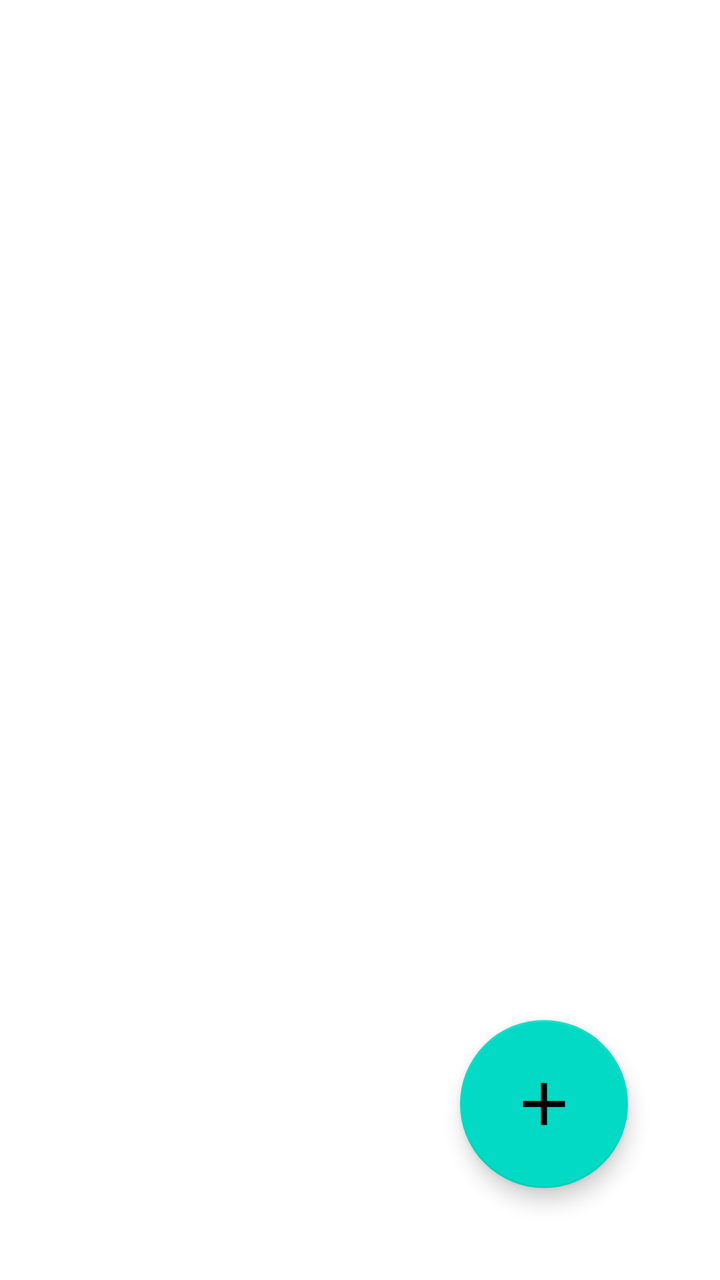
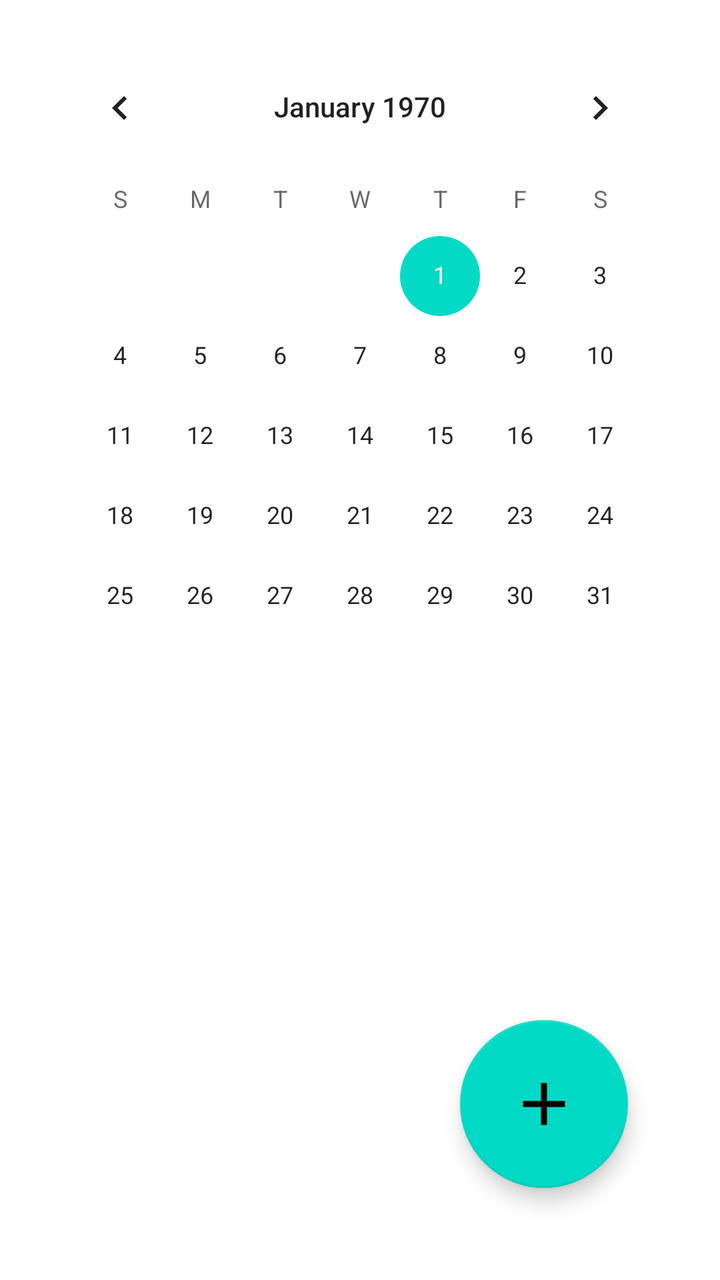

Screens rendered from an Android XML layout before and after an edit, with the pre-edit source and the edit as a unified diff.
<!-- AndroidManifest.xml: application theme Theme.TodoListHF26044p -->
<!-- res/layout/activity_main.xml -->
<?xml version="1.0" encoding="utf-8"?>
<RelativeLayout xmlns:android="http://schemas.android.com/apk/res/android"
    xmlns:app="http://schemas.android.com/apk/res-auto"
    xmlns:tools="http://schemas.android.com/tools"
    android:id="@+id/main"
    android:layout_width="match_parent"
    android:layout_height="match_parent"
    tools:context=".MainActivity"
    android:padding="20dp">

    <com.google.android.material.floatingactionbutton.FloatingActionButton
        android:id="@+id/fab"
        android:layout_margin="40dp"
        android:layout_width="wrap_content"
        android:layout_height="wrap_content"
        android:layout_alignParentBottom="true"
        android:layout_alignParentEnd="true"
        android:scaleX="1.5"
        android:scaleY="1.5"
        app:srcCompat="@drawable/baseline_add_24"
        android:contentDescription="@string/create_todo_item"/>

    <androidx.recyclerview.widget.RecyclerView
        android:id="@+id/rv_todoitemlist"
        android:layout_width="match_parent"
        android:layout_height="match_parent" />
</RelativeLayout>
<!-- resources referenced by this layout -->
<resources>
  <!-- drawable baseline_add_24 (drawable) -->
  <vector xmlns:android="http://schemas.android.com/apk/res/android" android:height="48dp" android:tint="#FFFFFF" android:viewportHeight="24" android:viewportWidth="24" android:width="48dp">
        
      <path android:fillColor="@android:color/white" android:pathData="M19,13h-6v6h-2v-6H5v-2h6V5h2v6h6v2z"/>
      
  </vector>
  <string name="create_todo_item">Create todo item</string>
  <style name="Theme.TodoListHF26044p" parent="Theme.MaterialComponents.DayNight.NoActionBar">
          
          <item name="colorPrimary">@color/purple_500</item>
          <item name="colorPrimaryVariant">@color/purple_700</item>
          <item name="colorOnPrimary">@color/white</item>
          
          <item name="colorSecondary">@color/teal_200</item>
          <item name="colorSecondaryVariant">@color/teal_700</item>
          <item name="colorOnSecondary">@color/black</item>
          
          <item name="android:statusBarColor">?attr/colorPrimaryVariant</item>
          
      </style>
  <color name="purple_500">#FF6200EE</color>
  <color name="purple_700">#FF3700B3</color>
  <color name="white">#FFFFFFFF</color>
  <color name="teal_200">#FF03DAC5</color>
  <color name="teal_700">#FF018786</color>
  <color name="black">#FF000000</color>
</resources>

<!-- the commit's change to res/layout/activity_main.xml (unified diff, before → after) -->
@@ -7,6 +7,17 @@
     android:layout_height="match_parent"
     tools:context=".MainActivity"
     android:padding="20dp">
+
+    <CalendarView
+        android:layout_width="match_parent"
+        android:layout_height="wrap_content"
+        android:id="@+id/calendarview"/>
+
+    <androidx.recyclerview.widget.RecyclerView
+        android:id="@+id/rv_todoitemlist"
+        android:layout_width="match_parent"
+        android:layout_height="match_parent"
+        android:layout_below="@+id/calendarview"/>
 
     <com.google.android.material.floatingactionbutton.FloatingActionButton
         android:id="@+id/fab"
@@ -20,8 +31,5 @@
         app:srcCompat="@drawable/baseline_add_24"
         android:contentDescription="@string/create_todo_item"/>
 
-    <androidx.recyclerview.widget.RecyclerView
-        android:id="@+id/rv_todoitemlist"
-        android:layout_width="match_parent"
-        android:layout_height="match_parent" />
+
 </RelativeLayout>
